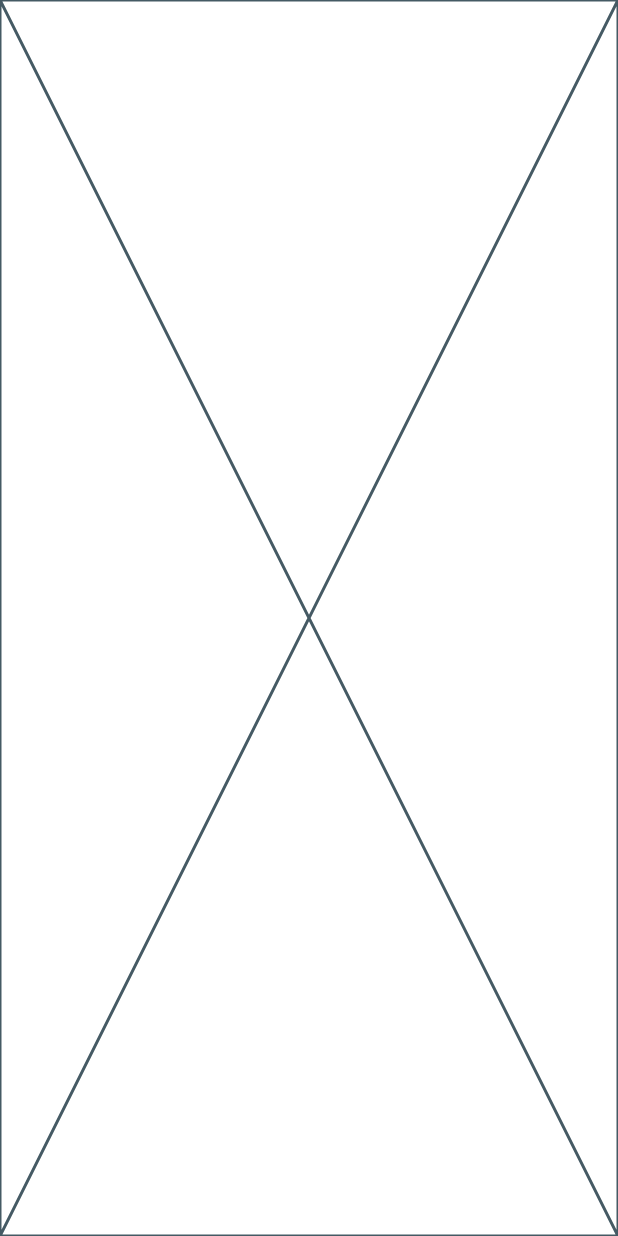
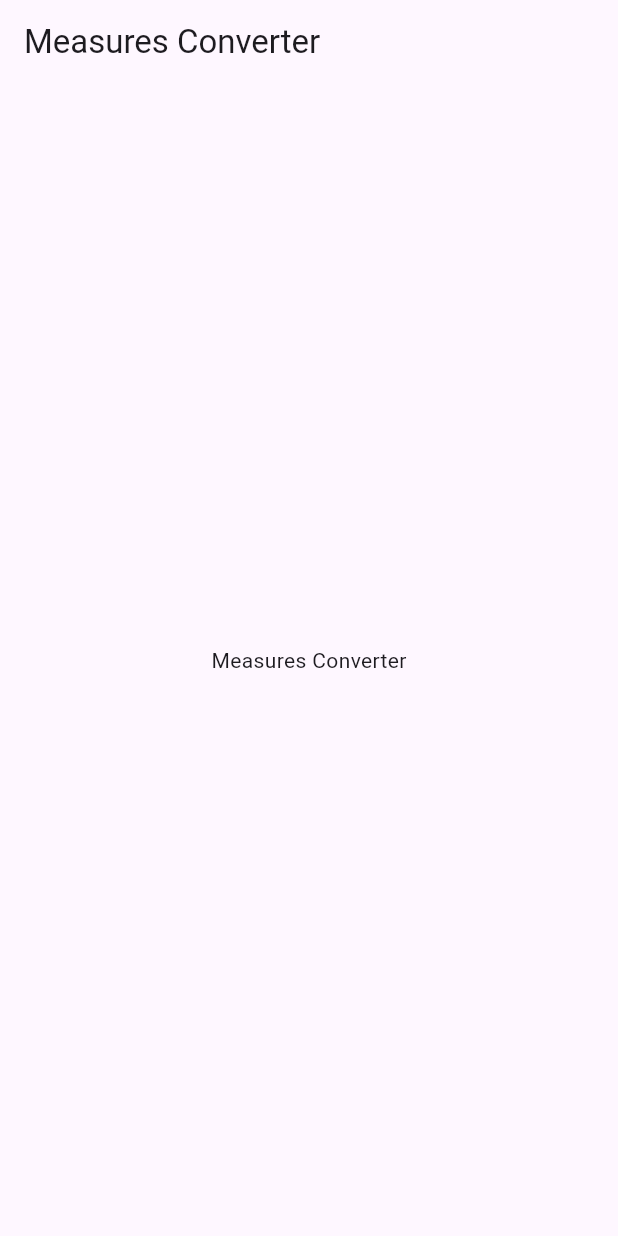
Before and after one commit to Kwasi48/miles_kilometers, a Flutter app: the screen it shows after launch, on a phone screen of 412 x 824 dp. Run offline on Flutter 3.47's test engine with Material 3 defaults, Android fonts, the light colour scheme and no system bars.

Commit message:
its been a while

```diff
--- a/lib/main.dart
+++ b/lib/main.dart
@@ -1,4 +1,5 @@
 import 'package:flutter/material.dart';
+import 'package:flutter/widgets.dart';
 
 void main() => runApp(MyApp());
 
@@ -7,6 +8,16 @@ class MyApp extends StatelessWidget {
 
   @override
   Widget build(BuildContext context) {
-    return const Placeholder();
+    return MaterialApp(
+      title: 'Measures Converter',
+      home: Scaffold(
+        appBar: AppBar(
+          title: Text('Measures Converter'),
+        ),
+        body: Center(
+          child: Text('Measures Converter'),
+        ),
+      ),
+    );
   }
 }
```
